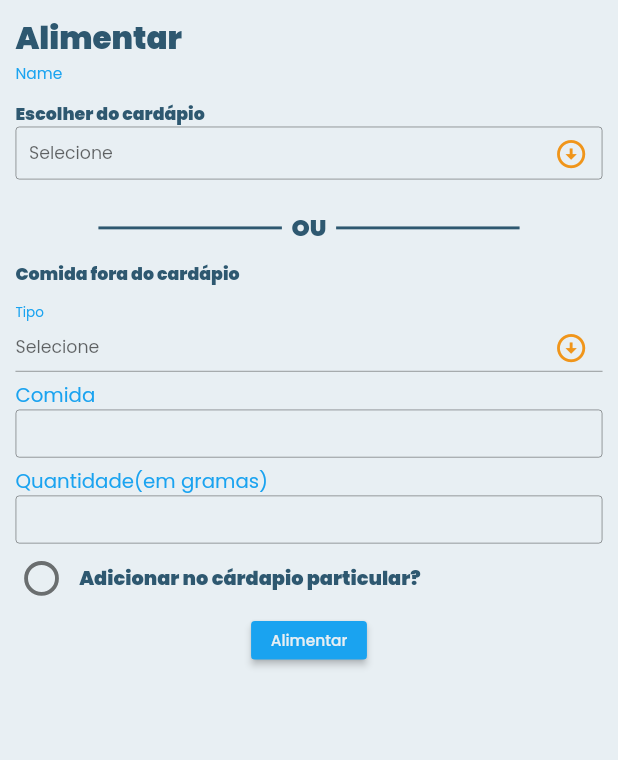
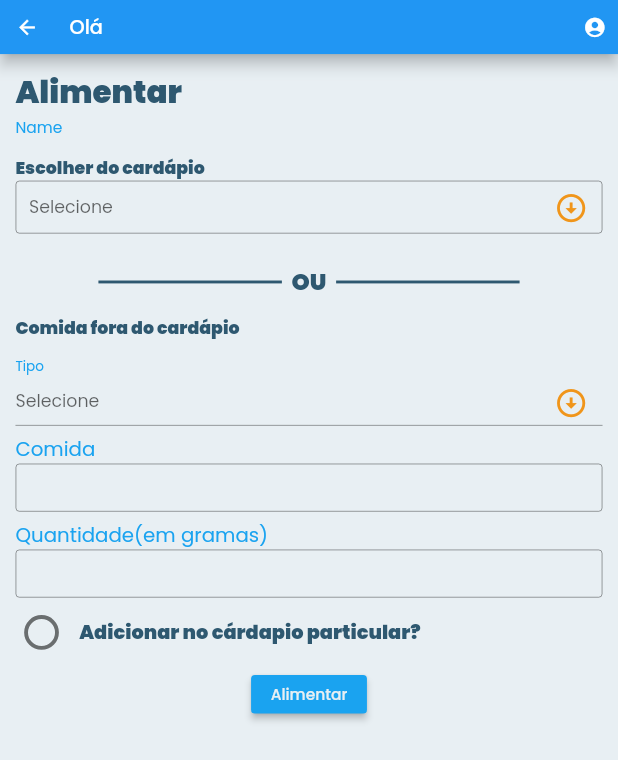
Before and after one commit to lmtsufape/nutricao-animal-app, a Flutter app: the FoodScreen screen opened by its route, after a tap on "Alimentar", on a phone screen of 412 x 824 dp. Shown: the top 760 px of the screen. Run offline on Flutter 3.47's test engine with Material 2 defaults, Android fonts, the phone set to English and light mode, and no system bars; our stand-ins replace device_preview, dio, dropdown_search, get_it, google_fonts, image_picker and 4 more; missing offline and left inert: dart:ffi; accounts and stored records are empty.

```diff
--- a/lib/main.dart
+++ b/lib/main.dart
@@ -25,5 +25,5 @@ main() {
     ChangeNotifierProvider(create: (_) => SignInController()),
   ], child: const App());
 
-  runApp(DevicePreview(enabled: true, builder: (context) => const App()));
+  runApp(DevicePreview(enabled: false, builder: (context) => const App()));
 }
--- a/lib/screens/add_animal/add_animal_screen.dart
+++ b/lib/screens/add_animal/add_animal_screen.dart
@@ -36,7 +36,7 @@ class _AddAnimalScreenState extends State<AddAnimalScreen> {
   late String userName;
   late List<String> breeds = [];
 
-  String activityLevel = '1';
+  int activityLevel = 1;
   String specie = 'dog';
   String breed = 'pastor alemão';
   String sex = 'male';
@@ -240,10 +240,10 @@ class _AddAnimalScreenState extends State<AddAnimalScreen> {
             Padding(
               padding: const EdgeInsets.only(top: 4),
               child: DropdownSearch(
-                items: const ['1', '2', '3'],
+                items: const [1, 2, 3, 4, 5, 6, 7, 8, 9, 10],
                 onChanged: (data) {
                   setState(() {
-                    activityLevel = data.toString();
+                    activityLevel = data as int;
                   });
                 },
               ),
--- a/lib/screens/food/food_screen.dart
+++ b/lib/screens/food/food_screen.dart
@@ -2,20 +2,36 @@ import 'package:flutter/material.dart';
 import 'package:flutter/src/foundation/key.dart';
 import 'package:flutter/src/widgets/framework.dart';
 import 'package:provider/provider.dart';
+import 'package:shared_preferences/shared_preferences.dart';
 import 'package:thunderapp/screens/add_animal/add_animal_screen.dart';
 import 'package:thunderapp/screens/screens_index.dart';
 import 'package:thunderapp/shared/constants/app_number_constants.dart';
 import 'package:thunderapp/shared/constants/app_theme.dart';
 import 'package:thunderapp/shared/constants/style_constants.dart';
+import 'package:thunderapp/shared/core/models/user_model.dart';
 
 enum PrivateMenu { yes, no }
 
-class FoodScreen extends StatelessWidget {
+class FoodScreen extends StatefulWidget {
   const FoodScreen({Key? key}) : super(key: key);
 
   static ButtonStyle styleAlimentar = ElevatedButton.styleFrom(
     backgroundColor: kSecondaryColor,
   );
+
+  @override
+  State<FoodScreen> createState() => _FoodScreenState();
+}
+
+class _FoodScreenState extends State<FoodScreen> {
+  final UserModel user = UserModel();
+  late String userName;
+
+  Future<String> _getUserName() async {
+    final prefs = await SharedPreferences.getInstance();
+    userName = prefs.getString('name')!;
+    return userName;
+  }
 
   @override
   Widget build(BuildContext context) {
@@ -24,8 +40,7 @@ class FoodScreen extends StatelessWidget {
 
     final AppTheme formCustom = AppTheme();
     return Scaffold(
-      //appBar: formCustom.appBarCustom(context, userName!),
-
+      appBar: formCustom.appBarCustom(context, _getUserName()),
       body: Column(
         crossAxisAlignment: CrossAxisAlignment.start,
         children: [
@@ -101,7 +116,7 @@ class FoodScreen extends StatelessWidget {
                 width: 120,
                 height: 40,
                 child: ElevatedButton(
-                  style: styleAlimentar,
+                  style: FoodScreen.styleAlimentar,
                   onPressed: () {},
                   child: const Text('Alimentar',
                       style: TextStyle(
```
